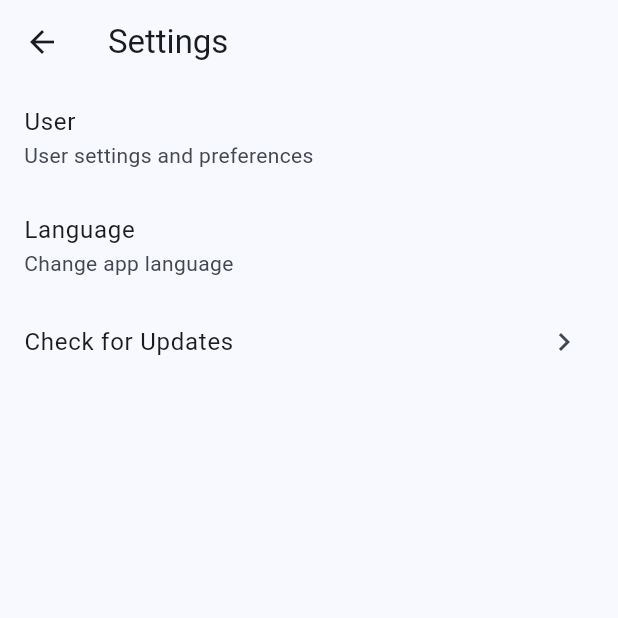
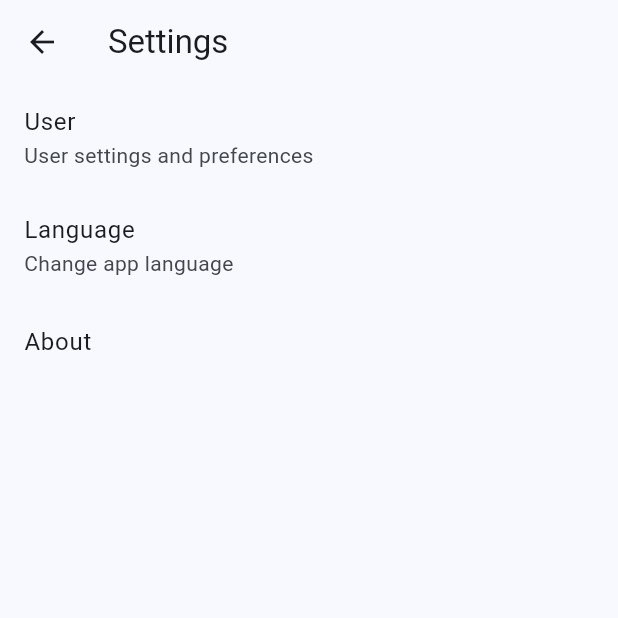
Before and after one commit to Yiyue345/just-for-fun, a Flutter app: the screen it shows after launch, item 2 of the bottom bar chosen, after a tap on the "settings" icon, on a phone screen of 412 x 824 dp, the top half of it. Run offline on Flutter 3.47's test engine with Material 3 defaults, Android fonts, the light colour scheme and no system bars; our stand-ins replace fluttertoast, get, package_info_plus, shared_preferences, supabase_flutter; accounts and stored records are empty.

Commit message:
:sparkles: 现在能看到版本号了

```diff
--- a/lib/l10n/app_en.arb
+++ b/lib/l10n/app_en.arb
@@ -42,6 +42,7 @@
   "updateAvailable": "An update is available!",
   "noUpdateAvailable": "Your application is up to date.",
   "updateAvailableDialogTitle": "Update Available",
+  "about": "About",
 
   "languageTitle": "Language",
   "languageSubtitle": "Change app language",
@@ -74,6 +75,7 @@
   "postCommentTo": "Post comment to {entityName}",
   "replyTo": "Reply to {userName}",
 
-  "userProfile": "User Profile"
+  "userProfile": "User Profile",
+  "currentVersion": "Version: {version}"
 
 }
--- a/lib/l10n/app_localizations.dart
+++ b/lib/l10n/app_localizations.dart
@@ -314,6 +314,12 @@ abstract class AppLocalizations {
   /// **'Update Available'**
   String get updateAvailableDialogTitle;
 
+  /// No description provided for @about.
+  ///
+  /// In en, this message translates to:
+  /// **'About'**
+  String get about;
+
   /// No description provided for @languageTitle.
   ///
   /// In en, this message translates to:
@@ -451,6 +457,12 @@ abstract class AppLocalizations {
   /// In en, this message translates to:
   /// **'User Profile'**
   String get userProfile;
+
+  /// No description provided for @currentVersion.
+  ///
+  /// In en, this message translates to:
+  /// **'Version: {version}'**
+  String currentVersion(Object version);
 }
 
 class _AppLocalizationsDelegate
--- a/lib/l10n/app_zh.arb
+++ b/lib/l10n/app_zh.arb
@@ -42,6 +42,7 @@
   "updateAvailable": "发现新版本！",
   "noUpdateAvailable": "您的应用已是最新版本。",
   "updateAvailableDialogTitle": "发现新版本",
+  "about": "关于",
 
   "languageTitle": "语言",
   "languageSubtitle": "更改应用语言",
@@ -74,6 +75,7 @@
   "postCommentTo": "向{entityName}的文章评论",
   "replyTo": "回复{userName}",
 
-  "userProfile": "用户资料"
+  "userProfile": "用户资料",
+  "currentVersion": "当前版本：{version}"
 
 }
--- a/lib/ui/pages/settings_page/settings_page.dart
+++ b/lib/ui/pages/settings_page/settings_page.dart
@@ -3,26 +3,33 @@ import 'package:fluttertoast/fluttertoast.dart';
 import 'package:get/get.dart';
 import 'package:go_deeper/core/network/update.dart';
 import 'package:go_deeper/l10n/app_localizations.dart';
+import 'package:go_deeper/ui/pages/settings_page/about_page.dart';
 import 'package:go_deeper/ui/pages/settings_page/change_language_page.dart';
+import 'package:package_info_plus/package_info_plus.dart';
 import 'package:url_launcher/url_launcher.dart';
 
 class SettingsController extends GetxController {
   final checkingUpdate = false.obs;
+  final version = ''.obs;
+
+  Future<void> checkAppVersion() async {
+    final packageInfo = await PackageInfo.fromPlatform();
+    version.value = packageInfo.version;
+  }
+
+  @override
+  void onInit() {
+    super.onInit();
+    checkAppVersion();
+  }
 }
 
 class SettingsPage extends StatelessWidget {
 
-  Future<void> _launchURL(String url) async {
-    final uri = Uri.parse(url);
-    if (!await launchUrl(uri, mode: LaunchMode.externalApplication)) {
-      Fluttertoast.showToast(msg: 'Could not launch $url');
-    }
-  }
-
   @override
   Widget build(BuildContext context) {
     final l10n = AppLocalizations.of(context)!;
-    final settingsController = Get.find<SettingsController>();
+    // final settingsController = Get.find<SettingsController>();
     return Scaffold(
       appBar: AppBar(
         title: Text(l10n.settingsTitle),
@@ -46,53 +53,10 @@ class SettingsPage extends StatelessWidget {
             },
           ),
           ListTile(
-            title: Text(l10n.checkForUpdates),
-            onTap: () async {
-              Fluttertoast.showToast(msg: l10n.checkingForUpdates);
-              settingsController.checkingUpdate.value = true;
-              bool update = await checkForUpdate();
-              settingsController.checkingUpdate.value = false;
-              if (update) {
-                Fluttertoast.showToast(msg: l10n.updateAvailable);
-                Map updates = await getUpdateURLAndDetails();
-                String updateUrl = updates['link'] ?? '';
-                showDialog(
-                    context: context,
-                    builder: (context) => AlertDialog(
-                      title: Text(l10n.updateAvailableDialogTitle),
-                      content: Text(updates['details'] ?? 'A new version of the app is available. Would you like to download it now?'),
-                      actions: [
-                        TextButton(
-                            onPressed: () => Get.back(),
-                            child: Text(l10n.cancel)
-                        ),
-                        TextButton(
-                            onPressed: () {
-                              Get.back();
-
-                              _launchURL(updateUrl);
-                            },
-                            child: Text(l10n.download)
-                        )
-                      ],
-                    )
-                );
-              }
-              else {
-                Fluttertoast.showToast(msg: l10n.noUpdateAvailable);
-              }
+            title: Text(l10n.about),
+            onTap: () {
+              Get.to(() => AboutPage());
             },
-            trailing: Obx(() {
-              if (settingsController.checkingUpdate.value) {
-                return SizedBox(
-                  width: 20,
-                  height: 20,
-                  child: CircularProgressIndicator(strokeWidth: 2),
-                );
-              } else {
-                return Icon(Icons.chevron_right);
-              }
-            }),
           )
         ],
       ),
```
Also changed, not shown: lib/l10n/app_localizations_en.dart (+8 -0 lines), lib/l10n/app_localizations_zh.dart (+8 -0 lines), lib/ui/pages/settings_page/about_page.dart (added, +95 -0 lines).
